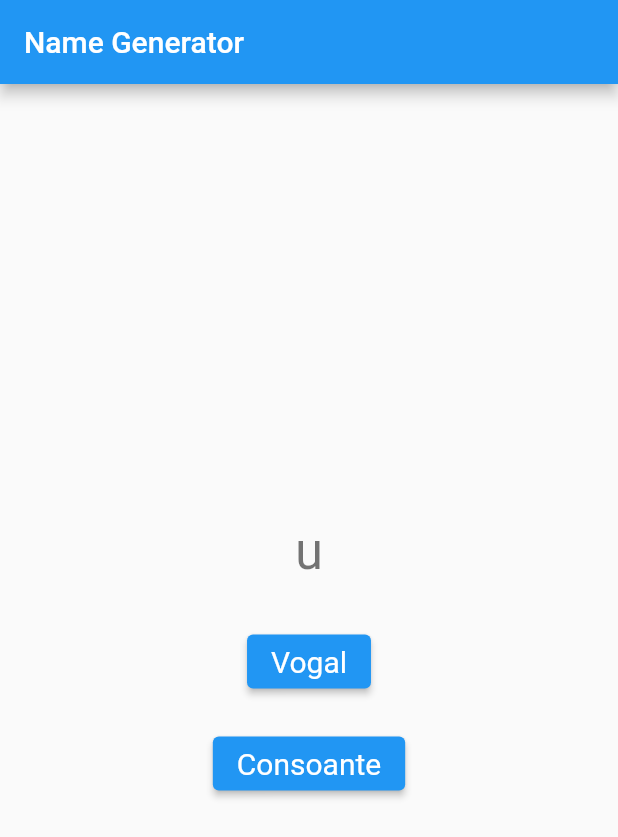
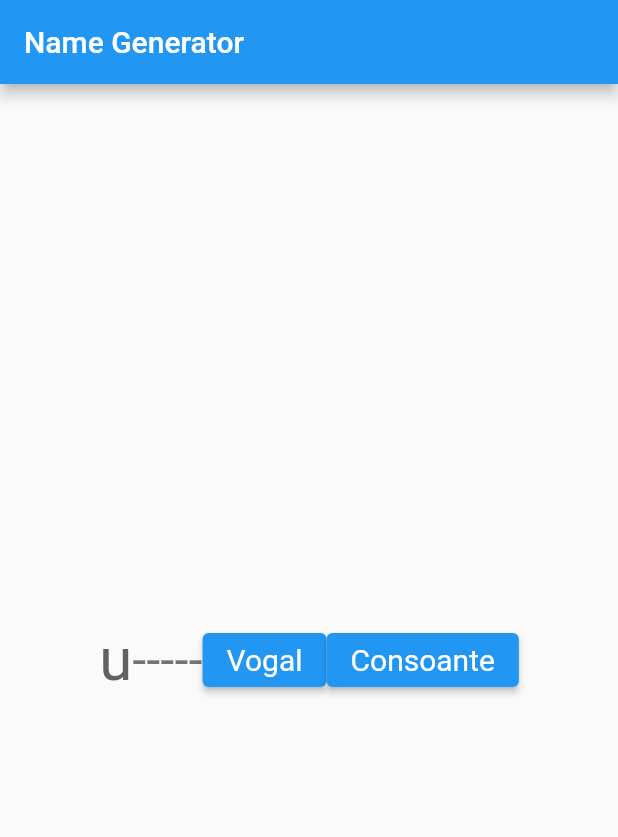
Before and after one commit to pedroGNF/random-name, a Flutter app: the screen it shows after launch, after a tap on "Vogal", after a tap on "Consoante", on a phone screen of 412 x 824 dp. Shown: the top 837 px of the screen. Run offline on Flutter 3.47's test engine with Material 2 defaults, Android fonts, the light colour scheme and no system bars.

Commit message:
stateful letters, added

```diff
--- a/lib/main.dart
+++ b/lib/main.dart
@@ -36,7 +36,12 @@ extension Shuffle on String {
 }
 
 class _MyStatefulWidgetState extends State<MyStatefulWidget> {
-  var contador = "nome";
+  var letra1 = "-";
+  var letra2 = "-";
+  var letra3 = "-";
+  var letra4 = "-";
+  var letra5 = "-";
+  var letra6 = "-";
 
   @override
   Widget build(BuildContext context) {
@@ -73,24 +78,48 @@ class _MyStatefulWidgetState extends State<MyStatefulWidget> {
 
     void randomVogal() {
       setState(() {
-        contador = vogais[0];
+        letra1 = vogais[0];
       });
     }
 
     void randomConsoante() {
       setState(() {
-        contador = consoantes[0];
+        letra1 = consoantes[0];
       });
     }
 
     final ButtonStyle style =
         ElevatedButton.styleFrom(textStyle: const TextStyle(fontSize: 20));
+    var grey = Colors.grey;
     return Center(
-      child: Column(
+      child: Row(
         mainAxisSize: MainAxisSize.min,
         children: <Widget>[
           Text(
-            contador,
+            letra1,
+            style: TextStyle(
+              fontSize: 40,
+              color: grey[700],
+            ),
+          ),
+          Text(
+            letra2,
+            style: Theme.of(context).textTheme.headline4,
+          ),
+          Text(
+            letra3,
+            style: Theme.of(context).textTheme.headline4,
+          ),
+          Text(
+            letra4,
+            style: Theme.of(context).textTheme.headline4,
+          ),
+          Text(
+            letra5,
+            style: Theme.of(context).textTheme.headline4,
+          ),
+          Text(
+            letra6,
             style: Theme.of(context).textTheme.headline4,
           ),
           const SizedBox(height: 30),
```
